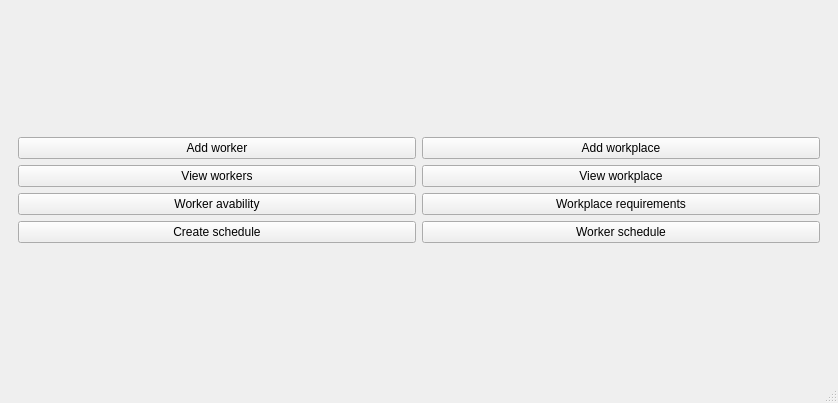
Qt form Scheduler/pythonCode/GUI/main_window.ui (Szymek200/Scheduler) before a commit.
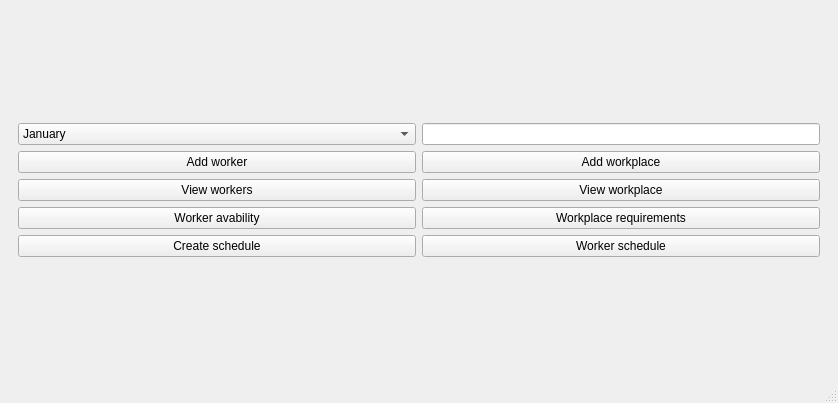
The same form after that commit.

Patch:
```diff
--- a/Scheduler/pythonCode/GUI/main_window.ui
+++ b/Scheduler/pythonCode/GUI/main_window.ui
@@ -17,62 +17,145 @@
    <layout class="QVBoxLayout" name="verticalLayout_2">
     <item>
      <widget class="QWidget" name="main_menu_container" native="true">
+      <property name="sizePolicy">
+       <sizepolicy hsizetype="Minimum" vsizetype="Minimum">
+        <horstretch>0</horstretch>
+        <verstretch>0</verstretch>
+       </sizepolicy>
+      </property>
       <layout class="QVBoxLayout" name="verticalLayout">
        <item>
         <layout class="QGridLayout" name="main_menu_layout">
-         <item row="2" column="1">
+         <item row="2" column="0">
+          <widget class="QPushButton" name="view_worker">
+           <property name="text">
+            <string>View workers</string>
+           </property>
+          </widget>
+         </item>
+         <item row="4" column="0">
+          <widget class="QPushButton" name="create_schedule">
+           <property name="text">
+            <string>Create schedule</string>
+           </property>
+          </widget>
+         </item>
+         <item row="1" column="1">
+          <widget class="QPushButton" name="add_workplace">
+           <property name="text">
+            <string>Add workplace</string>
+           </property>
+          </widget>
+         </item>
+         <item row="0" column="0">
+          <widget class="QComboBox" name="month_combo_box">
+           <item>
+            <property name="text">
+             <string>January</string>
+            </property>
+           </item>
+           <item>
+            <property name="text">
+             <string>February</string>
+            </property>
+           </item>
+           <item>
+            <property name="text">
+             <string>March</string>
+            </property>
+           </item>
+           <item>
+            <property name="text">
+             <string>April</string>
+            </property>
+           </item>
+           <item>
+            <property name="text">
+             <string>May</string>
+            </property>
+           </item>
+           <item>
+            <property name="text">
+             <string>June</string>
+            </property>
+           </item>
+           <item>
+            <property name="text">
+             <string>July</string>
+            </property>
+           </item>
+           <item>
+            <property name="text">
+             <string>August</string>
+            </property>
+           </item>
+           <item>
+            <property name="text">
+             <string>September</string>
+            </property>
+           </item>
+           <item>
+            <property name="text">
+             <string>October</string>
+            </property>
+           </item>
+           <item>
+            <property name="text">
+             <string>November</string>
+            </property>
+           </item>
+           <item>
+            <property name="text">
+             <string>December</string>
+            </property>
+           </item>
+          </widget>
+         </item>
+         <item row="4" column="1">
+          <widget class="QPushButton" name="worker_schedule">
+           <property name="text">
+            <string>Worker schedule</string>
+           </property>
+          </widget>
+         </item>
+         <item row="3" column="1">
           <widget class="QPushButton" name="workplace_availability">
            <property name="text">
             <string>Workplace requirements</string>
            </property>
           </widget>
          </item>
-         <item row="1" column="1">
+         <item row="2" column="1">
           <widget class="QPushButton" name="view_workplace">
            <property name="text">
             <string>View workplace</string>
            </property>
           </widget>
          </item>
-         <item row="0" column="0">
+         <item row="1" column="0">
           <widget class="QPushButton" name="add_worker">
            <property name="text">
             <string>Add worker</string>
            </property>
           </widget>
          </item>
-         <item row="0" column="1">
-          <widget class="QPushButton" name="add_workplace">
-           <property name="text">
-            <string>Add workplace</string>
-           </property>
-          </widget>
-         </item>
-         <item row="2" column="0">
+         <item row="3" column="0">
           <widget class="QPushButton" name="worker_availability">
            <property name="text">
             <string>Worker avability</string>
            </property>
           </widget>
          </item>
-         <item row="1" column="0">
-          <widget class="QPushButton" name="view_worker">
-           <property name="text">
-            <string>View workers</string>
+         <item row="0" column="1">
+          <widget class="QLineEdit" name="year_line_edit">
+           <property name="sizePolicy">
+            <sizepolicy hsizetype="Minimum" vsizetype="Fixed">
+             <horstretch>0</horstretch>
+             <verstretch>0</verstretch>
+            </sizepolicy>
            </property>
-          </widget>
-         </item>
-         <item row="3" column="0">
-          <widget class="QPushButton" name="create_schedule">
-           <property name="text">
-            <string>Create schedule</string>
-           </property>
-          </widget>
-         </item>
-         <item row="3" column="1">
-          <widget class="QPushButton" name="worker_schedule">
-           <property name="text">
-            <string>Worker schedule</string>
+           <property name="maxLength">
+            <number>10</number>
            </property>
           </widget>
          </item>
```
Left out of the diff: 2 changed lines with no effect on the pictures.
